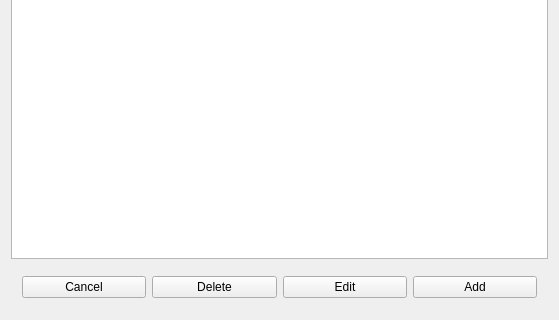
The window that gui/view_list.ui (BoraYang/onnuri) describes before a commit, drawn with Qt 5; both pictures show x 0 to 559 and y 215 to 535 of the 559 by 535 pixel window.
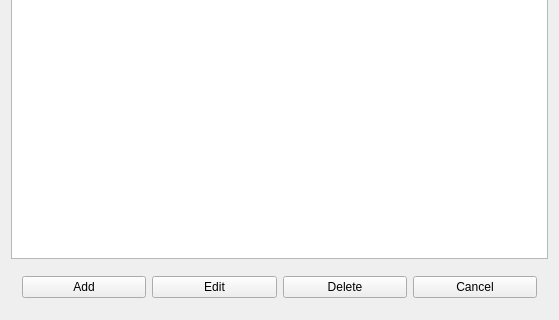
The same window after the commit.

```diff
--- a/gui/view_list.ui
+++ b/gui/view_list.ui
@@ -59,7 +59,7 @@
        <enum>QFrame::Raised</enum>
       </property>
       <layout class="QGridLayout" name="gridLayout_2">
-       <item row="0" column="0">
+       <item row="0" column="5">
         <widget class="QPushButton" name="btn_cancel">
          <property name="text">
           <string>Cancel</string>
@@ -73,20 +73,20 @@
          </property>
         </widget>
        </item>
-       <item row="0" column="3">
-        <widget class="QPushButton" name="btn_edit">
-         <property name="text">
-          <string>Edit</string>
-         </property>
-        </widget>
-       </item>
-       <item row="0" column="4">
+       <item row="0" column="0">
         <widget class="QPushButton" name="btn_add">
          <property name="text">
           <string>Add</string>
          </property>
         </widget>
        </item>
+       <item row="0" column="1">
+        <widget class="QPushButton" name="btn_edit">
+         <property name="text">
+          <string>Edit</string>
+         </property>
+        </widget>
+       </item>
       </layout>
      </widget>
     </item>
```
